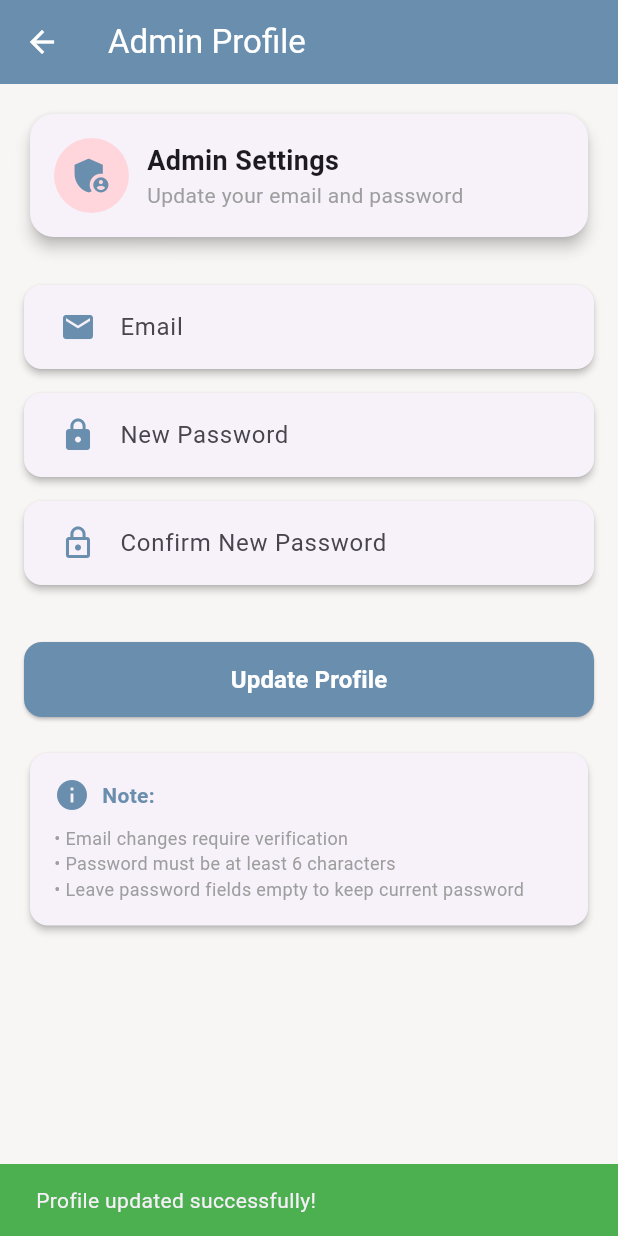
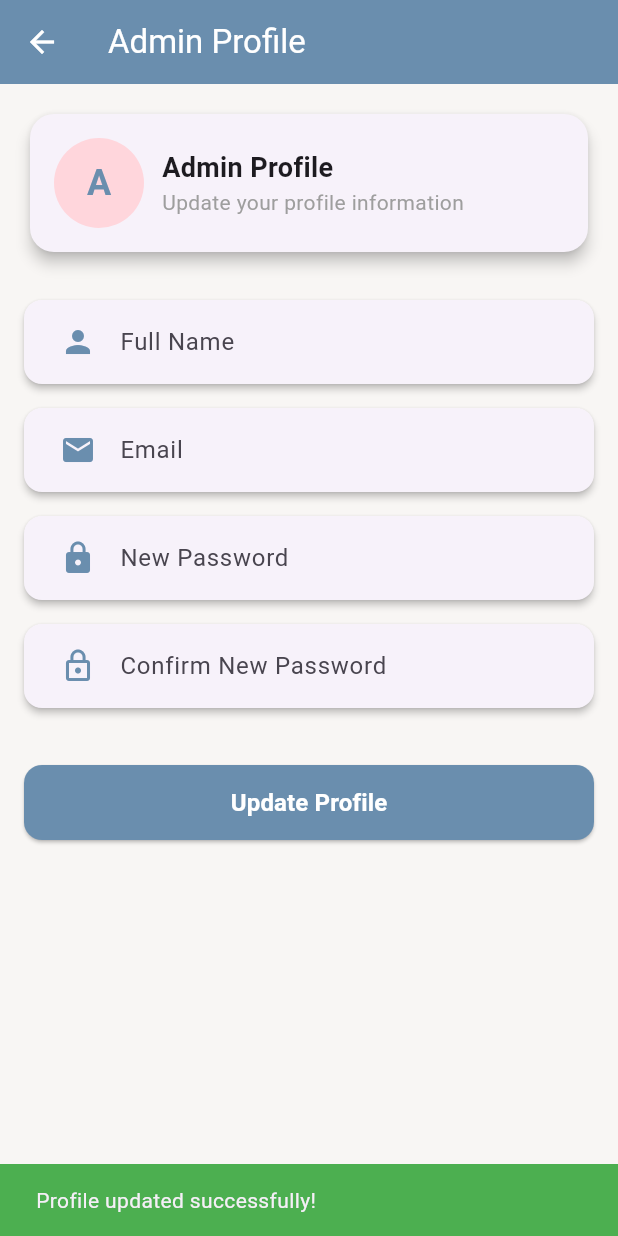
Before and after one commit to azanali30/Babyshop-AdminPanel, a Flutter app: the AdminProfilePage screen opened directly, after a tap on "Update Profile", on a phone screen of 412 x 824 dp. Run offline on Flutter 3.47's test engine with Material 3 defaults, Android fonts, the phone set to English and light mode, and no system bars; our stand-ins replace cloud_firestore, firebase_auth, firebase_core, fl_chart, google_sign_in, iconsax; missing offline and left inert: mailer; accounts and stored records are empty.

Commit message:
Updated admin_profile_page.dart with new changes

```diff
--- a/lib/admin_panel/admin_profile_page.dart
+++ b/lib/admin_panel/admin_profile_page.dart
@@ -1,5 +1,6 @@
 import 'package:flutter/material.dart';
 import 'package:firebase_auth/firebase_auth.dart';
+import 'package:cloud_firestore/cloud_firestore.dart';
 
 class AdminProfilePage extends StatefulWidget {
   @override
@@ -8,22 +9,54 @@ class AdminProfilePage extends StatefulWidget {
 
 class _AdminProfilePageState extends State<AdminProfilePage> {
   final FirebaseAuth _auth = FirebaseAuth.instance;
+  final FirebaseFirestore _firestore = FirebaseFirestore.instance;
+
+  final TextEditingController _nameController = TextEditingController();
   final TextEditingController _emailController = TextEditingController();
   final TextEditingController _passwordController = TextEditingController();
   final TextEditingController _confirmPasswordController = TextEditingController();
+
   bool _isLoading = false;
   String _errorMessage = '';
+  String _adminInitial = 'A';
 
   @override
   void initState() {
     super.initState();
-    _loadCurrentUser();
+    _loadAdminData();
   }
 
-  void _loadCurrentUser() {
-    final user = _auth.currentUser;
-    if (user != null) {
-      _emailController.text = user.email ?? '';
+  void _loadAdminData() async {
+    try {
+      final user = _auth.currentUser;
+      if (user != null) {
+        // Firebase Auth se email
+        _emailController.text = user.email ?? '';
+
+        // Firestore se admin data
+        final adminDoc = await _firestore
+            .collection('admins')
+            .doc(user.uid)
+            .get();
+
+        if (adminDoc.exists && adminDoc.data() != null) {
+          final adminData = adminDoc.data()!;
+          final String name = adminData['name'] ?? '';
+          _nameController.text = name;
+          setState(() {
+            _adminInitial = name.isNotEmpty ? name[0].toUpperCase() : 'A';
+          });
+        } else {
+          // Agar Firestore mein data nahi hai
+          setState(() {
+            _adminInitial = user.email != null && user.email!.isNotEmpty
+                ? user.email![0].toUpperCase()
+                : 'A';
+          });
+        }
+      }
+    } catch (e) {
+      print('Error loading admin data: $e');
     }
   }
 
@@ -41,6 +74,22 @@ class _AdminProfilePageState extends State<AdminProfilePage> {
           _isLoading = false;
         });
         return;
+      }
+
+      // Name update in Firestore
+      if (_nameController.text.isNotEmpty) {
+        await _firestore
+            .collection('admins')
+            .doc(user.uid)
+            .set({
+              'name': _nameController.text,
+              'email': _emailController.text,
+              'updatedAt': FieldValue.serverTimestamp(),
+            }, SetOptions(merge: true));
+
+        setState(() {
+          _adminInitial = _nameController.text[0].toUpperCase();
+        });
       }
 
       // Email update
@@ -110,7 +159,7 @@ class _AdminProfilePageState extends State<AdminProfilePage> {
         padding: EdgeInsets.all(16),
         child: Column(
           children: [
-            // Profile Header
+            // Profile Header with Avatar
             Card(
               elevation: 4,
               shape: RoundedRectangleBorder(borderRadius: BorderRadius.circular(16)),
@@ -120,8 +169,15 @@ class _AdminProfilePageState extends State<AdminProfilePage> {
                   children: [
                     CircleAvatar(
                       backgroundColor: Color(0xFFFFD6DC),
-                      child: Icon(Icons.admin_panel_settings, color: Color(0xFF6A8EAE), size: 30),
-                      radius: 25,
+                      radius: 30,
+                      child: Text(
+                        _adminInitial,
+                        style: TextStyle(
+                          color: Color(0xFF6A8EAE),
+                          fontSize: 24,
+                          fontWeight: FontWeight.bold,
+                        ),
+                      ),
                     ),
                     SizedBox(width: 12),
                     Expanded(
@@ -129,11 +185,11 @@ class _AdminProfilePageState extends State<AdminProfilePage> {
                         crossAxisAlignment: CrossAxisAlignment.start,
                         children: [
                           Text(
-                            'Admin Settings',
+                            'Admin Profile',
                             style: TextStyle(fontSize: 18, fontWeight: FontWeight.bold),
                           ),
                           Text(
-                            'Update your email and password',
+                            'Update your profile information',
                             style: TextStyle(color: Colors.grey),
                           ),
                         ],
@@ -145,6 +201,24 @@ class _AdminProfilePageState extends State<AdminProfilePage> {
             ),
 
             SizedBox(height: 20),
+
+            // Name Field
+            Card(
+              margin: EdgeInsets.symmetric(vertical: 8),
+              elevation: 2,
+              shape: RoundedRectangleBorder(borderRadius: BorderRadius.circular(12)),
+              child: Padding(
+                padding: EdgeInsets.symmetric(horizontal: 12),
+                child: TextFormField(
+                  controller: _nameController,
+                  decoration: InputDecoration(
+                    labelText: 'Full Name',
+                    prefixIcon: Icon(Icons.person, color: Color(0xFF6A8EAE)),
+                    border: InputBorder.none,
+                  ),
+                ),
+              ),
+            ),
 
             // Email Field
             Card(
@@ -259,37 +333,6 @@ class _AdminProfilePageState extends State<AdminProfilePage> {
             ),
 
             SizedBox(height: 20),
-
-            // Info Card
-            Card(
-              elevation: 2,
-              shape: RoundedRectangleBorder(borderRadius: BorderRadius.circular(12)),
-              child: Padding(
-                padding: EdgeInsets.all(16),
-                child: Column(
-                  crossAxisAlignment: CrossAxisAlignment.start,
-                  children: [
-                    Row(
-                      children: [
-                        Icon(Icons.info, color: Color(0xFF6A8EAE)),
-                        SizedBox(width: 8),
-                        Text(
-                          'Note:',
-                          style: TextStyle(fontWeight: FontWeight.bold, color: Color(0xFF6A8EAE)),
-                        ),
-                      ],
-                    ),
-                    SizedBox(height: 8),
-                    Text(
-                      '• Email changes require verification\n'
-                      '• Password must be at least 6 characters\n'
-                      '• Leave password fields empty to keep current password',
-                      style: TextStyle(fontSize: 12, color: Colors.grey),
-                    ),
-                  ],
-                ),
-              ),
-            ),
           ],
         ),
       ),
@@ -298,6 +341,7 @@ class _AdminProfilePageState extends State<AdminProfilePage> {
 
   @override
   void dispose() {
+    _nameController.dispose();
     _emailController.dispose();
     _passwordController.dispose();
     _confirmPasswordController.dispose();
```
